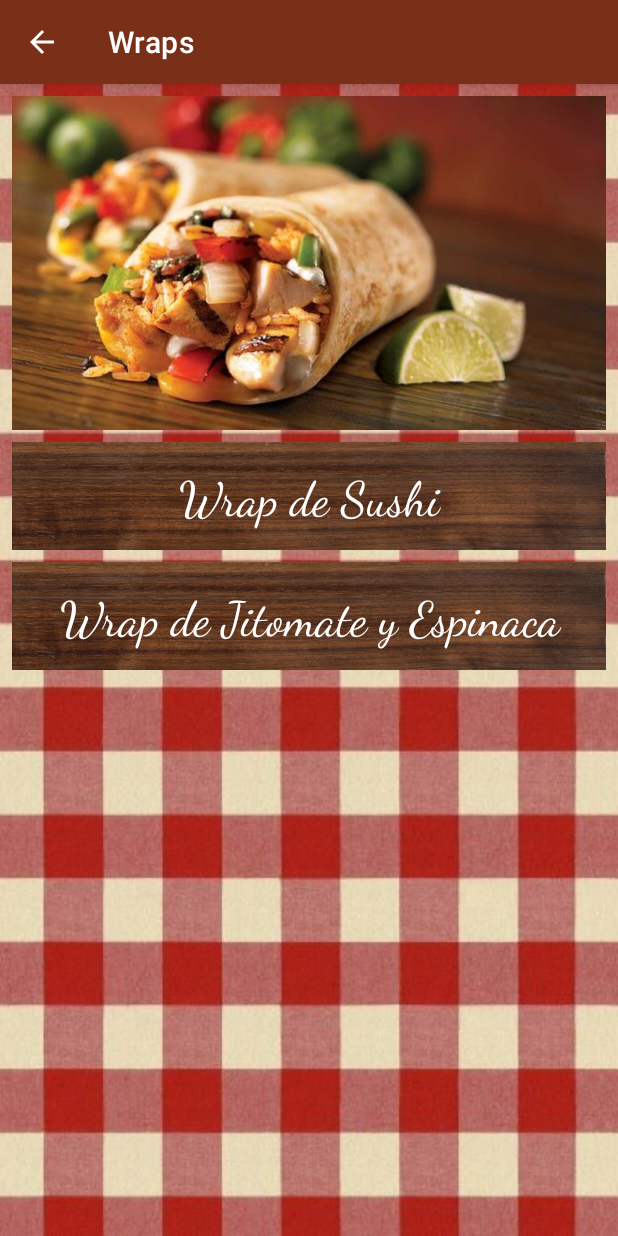
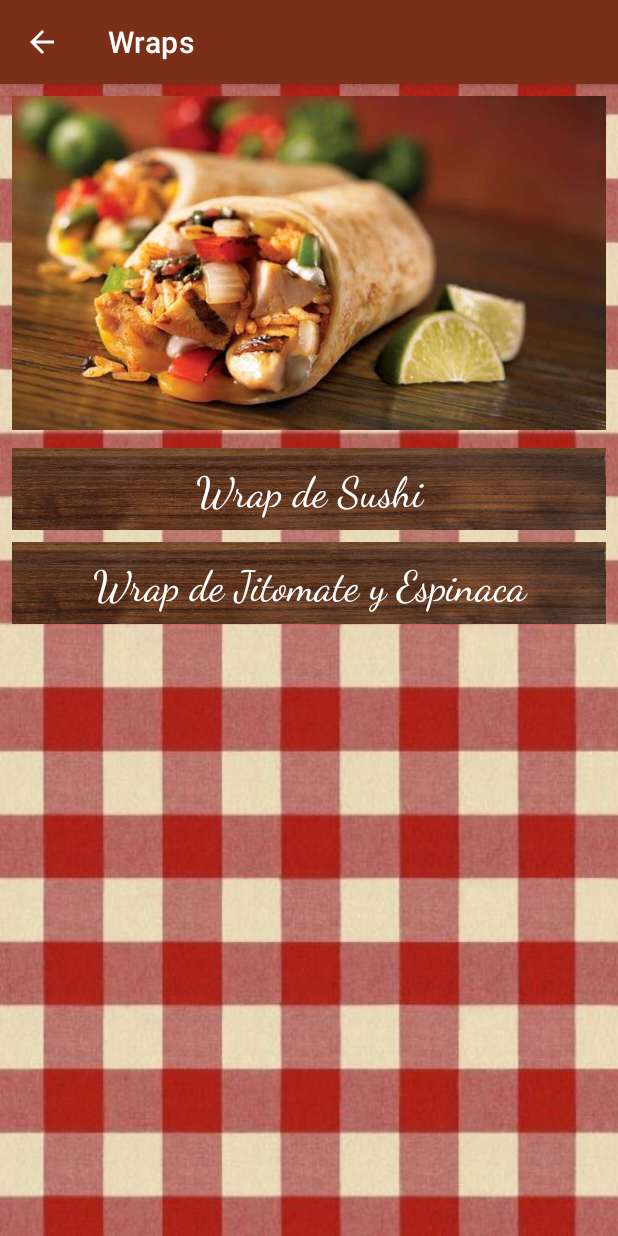
Before and after one commit to geekmaster69/Cocina_Rapida, an Android app: the WrapsActivity screen opened directly, with no data from a screen before it, on a phone screen of 412 x 824 dp. Run offline under Robolectric (Android 15) with nearby library versions, the phone set to English and light mode, and no system bars.

Commit message:
nuevo formato

```diff
--- a/app/src/main/java/com/example/cocinarapida/Bento.kt
+++ b/app/src/main/java/com/example/cocinarapida/Bento.kt
@@ -163,7 +163,6 @@ class Bento : AppCompatActivity(), ReceipeClickListener {
         intent.putExtra("preparation", recipe.process)
 
         startActivity(intent)
-
     }
 
     override fun onOptionsItemSelected(item: MenuItem): Boolean {
--- a/app/src/main/java/com/example/cocinarapida/ShoppingListActivity.kt
+++ b/app/src/main/java/com/example/cocinarapida/ShoppingListActivity.kt
@@ -46,7 +46,6 @@ class ShoppingListActivity : AppCompatActivity(), OnClickListener {
             intent.putExtra(Intent.EXTRA_TEXT,info.toString())
             intent.type = "text/plain"
             startActivity(Intent.createChooser(intent,"Enviar Lista de Compras"))
-
         }
 
         binding.etDescription.setOnKeyListener(View.OnKeyListener { _, keyCode, event ->
--- a/app/src/main/java/com/example/cocinarapida/WrapsActivity.kt
+++ b/app/src/main/java/com/example/cocinarapida/WrapsActivity.kt
@@ -4,13 +4,16 @@ import android.content.Intent
 import androidx.appcompat.app.AppCompatActivity
 import android.os.Bundle
 import android.view.MenuItem
+import androidx.recyclerview.widget.LinearLayoutManager
+import com.example.cocinarapida.adapter.ReceipeClickListener
+import com.example.cocinarapida.adapter.RecipeAdapter
 import com.example.cocinarapida.databinding.ActivityWrapsBinding
 import java.io.Serializable
-import java.util.ArrayList
 
 class
-WrapsActivity : AppCompatActivity() {
+WrapsActivity : AppCompatActivity(), ReceipeClickListener {
     private lateinit var binding: ActivityWrapsBinding
+    private lateinit var recipeAdapter: RecipeAdapter
     override fun onCreate(savedInstanceState: Bundle?) {
         super.onCreate(savedInstanceState)
         binding = ActivityWrapsBinding.inflate(layoutInflater)
@@ -18,81 +21,58 @@ WrapsActivity : AppCompatActivity() {
 
         supportActionBar?.setDisplayHomeAsUpEnabled(true)
 
-        binding.btWrapSushi.setOnClickListener {
-
-            val title = getString(R.string.title_wrap_sushi)
-
-            val image = R.drawable.wrap_sushi
-
-            val ingredientList = arrayListOf(
+        val recipeList = arrayListOf(
+            Recipe(
+                getString(R.string.title_wrap_sushi),
+                R.drawable.wrap_sushi,
+                arrayListOf(
                     Ingredient(getString(R.string.hoja_nori)),
                     Ingredient(getString(R.string.aguacate_1_2)),
                     Ingredient(getString(R.string.pepino)),
                     Ingredient(getString(R.string.barra_surimi_2)),
                     Ingredient(getString(R.string.taza_arroz_vapor_1_2)),
-                Ingredient(getString(R.string.queso_crema)))
-
-            val substitutesList = arrayListOf(
-                Ingredient(getString(R.string.no_subtitutes)))
-
-            val optionsList = arrayListOf(
-                Ingredient(getString(R.string.no_optios)))
-
-            val preparation = getString(R.string.wrap_sushi_preparation)
-
-            starRecipeTemplateActivity(title, image, ingredientList, substitutesList, optionsList,
-                preparation)
-        }
-
-        binding.btWrapJitomateEspinacai.setOnClickListener {
-
-            val title = getString(R.string.title_wrap_jitomate_espinaca)
-
-            val image = R.drawable.wrap_jitomate_espinaca
-
-            val ingredientList = arrayListOf(
+                    Ingredient(getString(R.string.queso_crema))
+                ),
+                arrayListOf(
+                    Ingredient(getString(R.string.no_subtitutes))
+                ),
+                arrayListOf(
+                    Ingredient(getString(R.string.no_optios))
+                ),
+                getString(R.string.wrap_sushi_preparation),
+                arrayListOf(
+                    Help("Sin sugerencias",
+                        R.drawable.ic_help_null,
+                        "No hay sugerencias disponibles"))
+            ),Recipe(
+                getString(R.string.title_wrap_jitomate_espinaca),
+                R.drawable.wrap_jitomate_espinaca,
+                arrayListOf(
                     Ingredient(getString(R.string.jitomate_1)),
                     Ingredient(getString(R.string.sal_pimineta_gusto)),
                     Ingredient(getString(R.string.mezcla_quesos_1tz)),
                     Ingredient(getString(R.string.espinacas_desinfectadas_1tz)),
                     Ingredient(getString(R.string.tortilla_wrap_1)),
-                Ingredient(getString(R.string.mantequilla_cda_1)))
-
-            val substitutesList = arrayListOf(
-                Ingredient(getString(R.string.espinacas_bolsa)))
-
-            val optionsList = arrayListOf(
-                Ingredient(getString(R.string.no_optios)))
-
-            val preparation = getString(R.string.wrap_jitomate_espinaca_preparation)
-
-            starRecipeTemplateActivity(title, image, ingredientList, substitutesList, optionsList,
-                preparation)
+                    Ingredient(getString(R.string.mantequilla_cda_1))
+                ),
+                arrayListOf(
+                    Ingredient(getString(R.string.no_subtitutes))
+                ),
+                arrayListOf(
+                    Ingredient(getString(R.string.no_optios))
+                ),
+                getString(R.string.wrap_jitomate_espinaca_preparation),
+                arrayListOf(
+                    Help("Sin sugerencias",
+                        R.drawable.ic_help_null,
+                        "No hay sugerencias disponibles"))
+            ),
+        )
+        recipeAdapter = RecipeAdapter(recipeList, this)
+        binding.rvRecipe.apply {
+            layoutManager = LinearLayoutManager(this@WrapsActivity)
+            adapter = recipeAdapter
         }
-
-    }
-
-    private fun starRecipeTemplateActivity(title: String, image: Int, ingredientList: ArrayList<Ingredient>,
-                                           substituteList: ArrayList<Ingredient>, optionsList: ArrayList<Ingredient>,
-                                           preparation: String) {
-
-        val intent = Intent(this, RecipeTemplateActivity::class.java)
-        intent.putExtra("title", title)
-        intent.putExtra("img_top_recipe", image)
-
-        val args = Bundle()
-        args.putSerializable("ARRAYLIST", ingredientList as Serializable)
-        intent.putExtra("BUNDLE", args)
-
-        args.putSerializable("SubstituteList", substituteList as Serializable)
-        intent.putExtra("SubstituteListBundle", args)
-
-        args.putSerializable("OptionalList", optionsList as Serializable)
-        intent.putExtra("OptionalListBundle", args)
-
-        intent.putExtra("preparation", preparation)
-
-        startActivity(intent)
     }
 
     override fun onOptionsItemSelected(item: MenuItem): Boolean {
@@ -101,4 +81,29 @@ WrapsActivity : AppCompatActivity() {
         }
         return super.onOptionsItemSelected(item)
     }
+
+    override fun recipeOnClickListener(recipe: Recipe) {
+
+        val intent = Intent(this, RecipeTemplateActivity::class.java)
+
+        intent.putExtra("title",  recipe.title)
+        intent.putExtra("img_top_recipe", recipe.image)
+
+        val args = Bundle()
+        args.putSerializable("ARRAYLIST", recipe.ingredients as Serializable)
+        intent.putExtra("BUNDLE", args)
+
+        args.putSerializable("SubstituteList", recipe.substitutes as Serializable)
+        intent.putExtra("SubstituteListBundle", args)
+
+        args.putSerializable("OptionalList", recipe.optional as Serializable)
+        intent.putExtra("OptionalListBundle", args)
+
+        args.putSerializable("HelpList", recipe.help as Serializable)
+        intent.putExtra("HelpListBundle", args)
+
+        intent.putExtra("preparation", recipe.process)
+
+        startActivity(intent)
     }
+}
--- a/app/src/main/res/layout/activity_para_dos.xml
+++ b/app/src/main/res/layout/activity_para_dos.xml
@@ -13,7 +13,7 @@
         android:layout_width="match_parent"
         android:layout_height="wrap_content"
         android:adjustViewBounds="true"
-        android:src="@drawable/desayuno_menu"
+        android:src="@drawable/para_dos_menu"
         android:layout_marginBottom="8dp"/>
 
     <androidx.recyclerview.widget.RecyclerView
--- a/app/src/main/res/layout/activity_wraps.xml
+++ b/app/src/main/res/layout/activity_wraps.xml
@@ -1,17 +1,13 @@
 <?xml version="1.0" encoding="utf-8"?>
-<ScrollView
+<LinearLayout
     xmlns:android="http://schemas.android.com/apk/res/android"
     xmlns:tools="http://schemas.android.com/tools"
     android:layout_width="match_parent"
     android:layout_height="match_parent"
     android:padding="8dp"
+    android:orientation="vertical"
     android:background="@drawable/fondo_mantel"
     tools:context=".WrapsActivity">
-
-    <LinearLayout
-        android:layout_width="match_parent"
-        android:layout_height="wrap_content"
-        android:orientation="vertical">
 
         <ImageView
             android:layout_width="match_parent"
@@ -20,31 +16,9 @@
             android:src="@drawable/wrap_menu"
             android:layout_marginBottom="8dp"/>
 
-        <TextView
-            android:id="@+id/btWrapSushi"
-            android:layout_width="match_parent"
-            android:layout_height="72dp"
-            android:textSize="32sp"
-            android:gravity="center"
-            android:textColor="@color/white"
-            android:layout_marginBottom="8dp"
-            android:fontFamily="@font/dancin_script_regular"
-            android:background="@drawable/madera_boton"
-            android:text="@string/title_wrap_sushi"/>
+    <androidx.recyclerview.widget.RecyclerView
+        android:id="@+id/rvRecipe"
+        android:layout_width="match_parent"
+        android:layout_height="wrap_content"/>
 
-        <TextView
-            android:id="@+id/btWrapJitomateEspinacai"
-            android:layout_width="match_parent"
-            android:layout_height="72dp"
-            android:textSize="32sp"
-            android:gravity="center"
-            android:textColor="@color/white"
-            android:layout_marginBottom="8dp"
-            android:fontFamily="@font/dancin_script_regular"
-            android:background="@drawable/madera_boton"
-            android:text="@string/title_wrap_jitomate_espinaca"/>
-
-
-    </LinearLayout>
-
-</ScrollView>
+</LinearLayout>
```
Also changed, not shown: app/src/main/res/drawable/para_dos_menu.jpg (added). Lines whose indentation alone changed are shown as unchanged.
